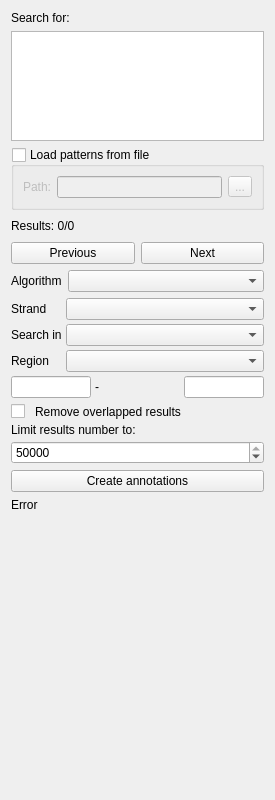
Qt form src/corelibs/U2View/src/ov_sequence/find_pattern/ui/FindPatternForm.ui (violethaze74/ugene) before a commit.
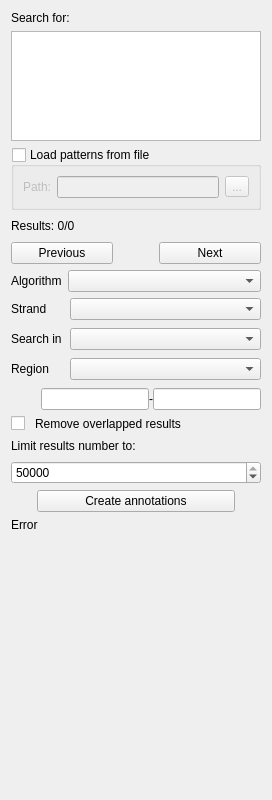
The same form after that commit.

Commit message: UGENE-1678: find pattern widget resize

The edit to the form file:
```diff
--- a/src/corelibs/U2View/src/ov_sequence/find_pattern/ui/FindPatternForm.ui
+++ b/src/corelibs/U2View/src/ov_sequence/find_pattern/ui/FindPatternForm.ui
@@ -6,7 +6,7 @@
    <rect>
     <x>0</x>
     <y>0</y>
-    <width>275</width>
+    <width>272</width>
     <height>800</height>
    </rect>
   </property>
@@ -150,8 +150,42 @@
    </item>
    <item>
     <layout class="QHBoxLayout" name="horizontalLayout_3">
+     <item>
+      <spacer name="horizontalSpacer_3">
+       <property name="orientation">
+        <enum>Qt::Horizontal</enum>
+       </property>
+       <property name="sizeType">
+        <enum>QSizePolicy::MinimumExpanding</enum>
+       </property>
+       <property name="sizeHint" stdset="0">
+        <size>
+         <width>0</width>
+         <height>20</height>
+        </size>
+       </property>
+      </spacer>
+     </item>
      <item>
       <widget class="QPushButton" name="prevPushButton">
+       <property name="sizePolicy">
+        <sizepolicy hsizetype="Fixed" vsizetype="Fixed">
+         <horstretch>0</horstretch>
+         <verstretch>0</verstretch>
+        </sizepolicy>
+       </property>
+       <property name="minimumSize">
+        <size>
+         <width>102</width>
+         <height>0</height>
+        </size>
+       </property>
+       <property name="maximumSize">
+        <size>
+         <width>95</width>
+         <height>16777215</height>
+        </size>
+       </property>
        <property name="text">
         <string>Previous</string>
        </property>
@@ -160,8 +194,42 @@
        </property>
       </widget>
      </item>
+     <item>
+      <spacer name="horizontalSpacer_2">
+       <property name="orientation">
+        <enum>Qt::Horizontal</enum>
+       </property>
+       <property name="sizeType">
+        <enum>QSizePolicy::Maximum</enum>
+       </property>
+       <property name="sizeHint" stdset="0">
+        <size>
+         <width>50</width>
+         <height>20</height>
+        </size>
+       </property>
+      </spacer>
+     </item>
      <item>
       <widget class="QPushButton" name="nextPushButton">
+       <property name="sizePolicy">
+        <sizepolicy hsizetype="Fixed" vsizetype="Fixed">
+         <horstretch>0</horstretch>
+         <verstretch>0</verstretch>
+        </sizepolicy>
+       </property>
+       <property name="minimumSize">
+        <size>
+         <width>102</width>
+         <height>0</height>
+        </size>
+       </property>
+       <property name="maximumSize">
+        <size>
+         <width>95</width>
+         <height>16777215</height>
+        </size>
+       </property>
        <property name="text">
         <string>Next</string>
        </property>
@@ -170,6 +238,22 @@
        </property>
       </widget>
      </item>
+     <item>
+      <spacer name="horizontalSpacer_4">
+       <property name="orientation">
+        <enum>Qt::Horizontal</enum>
+       </property>
+       <property name="sizeType">
+        <enum>QSizePolicy::MinimumExpanding</enum>
+       </property>
+       <property name="sizeHint" stdset="0">
+        <size>
+         <width>0</width>
+         <height>20</height>
+        </size>
+       </property>
+      </spacer>
+     </item>
     </layout>
    </item>
    <item>
@@ -192,6 +276,12 @@
       </item>
       <item row="1" column="0">
        <widget class="QLabel" name="label">
+        <property name="sizePolicy">
+         <sizepolicy hsizetype="Preferred" vsizetype="Preferred">
+          <horstretch>0</horstretch>
+          <verstretch>0</verstretch>
+         </sizepolicy>
+        </property>
         <property name="text">
          <string>Algorithm</string>
         </property>
@@ -200,11 +290,29 @@
       <item row="1" column="1">
        <widget class="QComboBox" name="boxAlgorithm">
         <property name="sizePolicy">
-         <sizepolicy hsizetype="Expanding" vsizetype="Fixed">
+         <sizepolicy hsizetype="MinimumExpanding" vsizetype="Fixed">
           <horstretch>0</horstretch>
           <verstretch>0</verstretch>
          </sizepolicy>
         </property>
+        <property name="minimumSize">
+         <size>
+          <width>120</width>
+          <height>0</height>
+         </size>
+        </property>
+        <property name="maximumSize">
+         <size>
+          <width>16777215</width>
+          <height>16777215</height>
+         </size>
+        </property>
+        <property name="baseSize">
+         <size>
+          <width>0</width>
+          <height>0</height>
+         </size>
+        </property>
         <property name="sizeAdjustPolicy">
          <enum>QComboBox::AdjustToMinimumContentsLength</enum>
         </property>
@@ -231,63 +339,65 @@
       </size>
      </property>
      <layout class="QGridLayout" name="gridLayout_3">
+      <property name="horizontalSpacing">
+       <number>4</number>
+      </property>
+      <property name="verticalSpacing">
+       <number>8</number>
+      </property>
       <property name="margin">
        <number>0</number>
       </property>
-      <property name="spacing">
-       <number>4</number>
-      </property>
-      <item row="1" column="0">
-       <layout class="QHBoxLayout" name="horizontalLayout_2">
-        <property name="sizeConstraint">
-         <enum>QLayout::SetMinAndMaxSize</enum>
-        </property>
-        <item>
-         <widget class="QLineEdit" name="editStart">
-          <property name="maximumSize">
-           <size>
-            <width>80</width>
-            <height>22</height>
-           </size>
-          </property>
-         </widget>
-        </item>
-        <item>
-         <widget class="QLabel" name="lblStartEndConnection">
-          <property name="text">
-           <string>-</string>
-          </property>
-         </widget>
-        </item>
-        <item>
-         <widget class="QLineEdit" name="editEnd">
-          <property name="maximumSize">
-           <size>
-            <width>80</width>
-            <height>22</height>
-           </size>
-          </property>
-         </widget>
-        </item>
-       </layout>
-      </item>
       <item row="0" column="0">
        <layout class="QGridLayout" name="gridLayout">
-        <item row="0" column="0">
-         <widget class="QLabel" name="lblStrand">
-          <property name="text">
-           <string>Strand</string>
+        <property name="spacing">
+         <number>8</number>
+        </property>
+        <item row="2" column="1">
+         <widget class="QComboBox" name="boxRegion">
+          <property name="sizePolicy">
+           <sizepolicy hsizetype="MinimumExpanding" vsizetype="Fixed">
+            <horstretch>0</horstretch>
+            <verstretch>0</verstretch>
+           </sizepolicy>
+          </property>
+          <property name="minimumSize">
+           <size>
+            <width>120</width>
+            <height>0</height>
+           </size>
+          </property>
+          <property name="maximumSize">
+           <size>
+            <width>16777215</width>
+            <height>16777215</height>
+           </size>
+          </property>
+          <property name="sizeAdjustPolicy">
+           <enum>QComboBox::AdjustToMinimumContentsLength</enum>
           </property>
          </widget>
         </item>
-        <item row="0" column="1">
-         <widget class="QComboBox" name="boxStrand">
+        <item row="1" column="1">
+         <widget class="QComboBox" name="boxSeqTransl">
           <property name="sizePolicy">
-           <sizepolicy hsizetype="Expanding" vsizetype="Fixed">
+           <sizepolicy hsizetype="MinimumExpanding" vsizetype="Fixed">
             <horstretch>0</horstretch>
             <verstretch>0</verstretch>
            </sizepolicy>
           </property>
+          <property name="minimumSize">
+           <size>
+            <width>120</width>
+            <height>0</height>
+           </size>
+          </property>
+          <property name="maximumSize">
+           <size>
+            <width>16777215</width>
+            <height>16777215</height>
+           </size>
+          </property>
           <property name="sizeAdjustPolicy">
            <enum>QComboBox::AdjustToMinimumContentsLength</enum>
           </property>
@@ -295,39 +405,63 @@
         </item>
         <item row="1" column="0">
          <widget class="QLabel" name="lblSeqTransl">
+          <property name="sizePolicy">
+           <sizepolicy hsizetype="Minimum" vsizetype="Preferred">
+            <horstretch>0</horstretch>
+            <verstretch>0</verstretch>
+           </sizepolicy>
+          </property>
           <property name="text">
            <string>Search in</string>
           </property>
          </widget>
         </item>
-        <item row="1" column="1">
-         <widget class="QComboBox" name="boxSeqTransl">
+        <item row="0" column="0">
+         <widget class="QLabel" name="lblStrand">
           <property name="sizePolicy">
-           <sizepolicy hsizetype="Expanding" vsizetype="Fixed">
+           <sizepolicy hsizetype="Minimum" vsizetype="Preferred">
             <horstretch>0</horstretch>
             <verstretch>0</verstretch>
            </sizepolicy>
           </property>
-          <property name="sizeAdjustPolicy">
-           <enum>QComboBox::AdjustToMinimumContentsLength</enum>
+          <property name="text">
+           <string>Strand</string>
           </property>
          </widget>
         </item>
         <item row="2" column="0">
          <widget class="QLabel" name="lblRegion">
+          <property name="sizePolicy">
+           <sizepolicy hsizetype="Minimum" vsizetype="Preferred">
+            <horstretch>0</horstretch>
+            <verstretch>0</verstretch>
+           </sizepolicy>
+          </property>
           <property name="text">
            <string>Region</string>
           </property>
          </widget>
         </item>
-        <item row="2" column="1">
-         <widget class="QComboBox" name="boxRegion">
+        <item row="0" column="1">
+         <widget class="QComboBox" name="boxStrand">
           <property name="sizePolicy">
-           <sizepolicy hsizetype="Expanding" vsizetype="Fixed">
+           <sizepolicy hsizetype="MinimumExpanding" vsizetype="Fixed">
             <horstretch>0</horstretch>
             <verstretch>0</verstretch>
            </sizepolicy>
           </property>
+          <property name="minimumSize">
+           <size>
+            <width>120</width>
+            <height>0</height>
+           </size>
+          </property>
+          <property name="maximumSize">
+           <size>
+            <width>16777215</width>
+            <height>16777215</height>
+           </size>
+          </property>
           <property name="sizeAdjustPolicy">
            <enum>QComboBox::AdjustToMinimumContentsLength</enum>
           </property>
@@ -335,6 +469,86 @@
         </item>
        </layout>
       </item>
+      <item row="1" column="0">
+       <layout class="QHBoxLayout" name="horizontalLayout_2">
+        <property name="sizeConstraint">
+         <enum>QLayout::SetMinAndMaxSize</enum>
+        </property>
+        <item>
+         <spacer name="horizontalSpacer_5">
+          <property name="orientation">
+           <enum>Qt::Horizontal</enum>
+          </property>
+          <property name="sizeType">
+           <enum>QSizePolicy::MinimumExpanding</enum>
+          </property>
+          <property name="sizeHint" stdset="0">
+           <size>
+            <width>0</width>
+            <height>20</height>
+           </size>
+          </property>
+         </spacer>
+        </item>
+        <item>
+         <widget class="QLineEdit" name="editStart">
+          <property name="sizePolicy">
+           <sizepolicy hsizetype="Expanding" vsizetype="Fixed">
+            <horstretch>0</horstretch>
+            <verstretch>0</verstretch>
+           </sizepolicy>
+          </property>
+          <property name="minimumSize">
+           <size>
+            <width>95</width>
+            <height>0</height>
+           </size>
+          </property>
+          <property name="maximumSize">
+           <size>
+            <width>16777215</width>
+            <height>22</height>
+           </size>
+          </property>
+         </widget>
+        </item>
+        <item>
+         <widget class="QLabel" name="lblStartEndConnection">
+          <property name="sizePolicy">
+           <sizepolicy hsizetype="Fixed" vsizetype="Preferred">
+            <horstretch>0</horstretch>
+            <verstretch>0</verstretch>
+           </sizepolicy>
+          </property>
+          <property name="text">
+           <string>-</string>
+          </property>
+         </widget>
+        </item>
+        <item>
+         <widget class="QLineEdit" name="editEnd">
+          <property name="sizePolicy">
+           <sizepolicy hsizetype="Expanding" vsizetype="Fixed">
+            <horstretch>0</horstretch>
+            <verstretch>0</verstretch>
+           </sizepolicy>
+          </property>
+          <property name="minimumSize">
+           <size>
+            <width>95</width>
+            <height>0</height>
+           </size>
+          </property>
+          <property name="maximumSize">
+           <size>
+            <width>16777215</width>
+            <height>22</height>
+           </size>
+          </property>
+         </widget>
+        </item>
+       </layout>
+      </item>
      </layout>
     </widget>
    </item>
@@ -348,7 +562,7 @@
      </property>
      <layout class="QVBoxLayout" name="verticalLayout_2">
       <property name="spacing">
-       <number>4</number>
+       <number>8</number>
       </property>
       <property name="margin">
        <number>0</number>
@@ -421,6 +635,24 @@
     <layout class="QHBoxLayout" name="horizontalLayout_4">
      <item>
       <widget class="QPushButton" name="getAnnotationsPushButton">
+       <property name="sizePolicy">
+        <sizepolicy hsizetype="Fixed" vsizetype="Fixed">
+         <horstretch>0</horstretch>
+         <verstretch>0</verstretch>
+        </sizepolicy>
+       </property>
+       <property name="minimumSize">
+        <size>
+         <width>198</width>
+         <height>0</height>
+        </size>
+       </property>
+       <property name="maximumSize">
+        <size>
+         <width>198</width>
+         <height>16777215</height>
+        </size>
+       </property>
        <property name="text">
         <string>Create annotations</string>
        </property>
```
